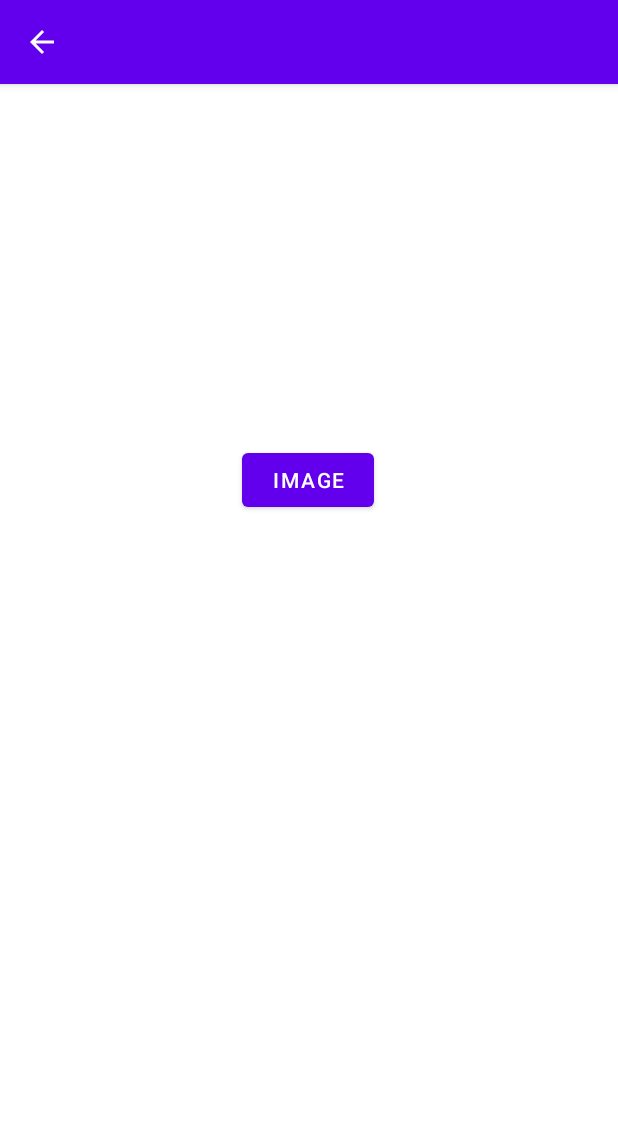
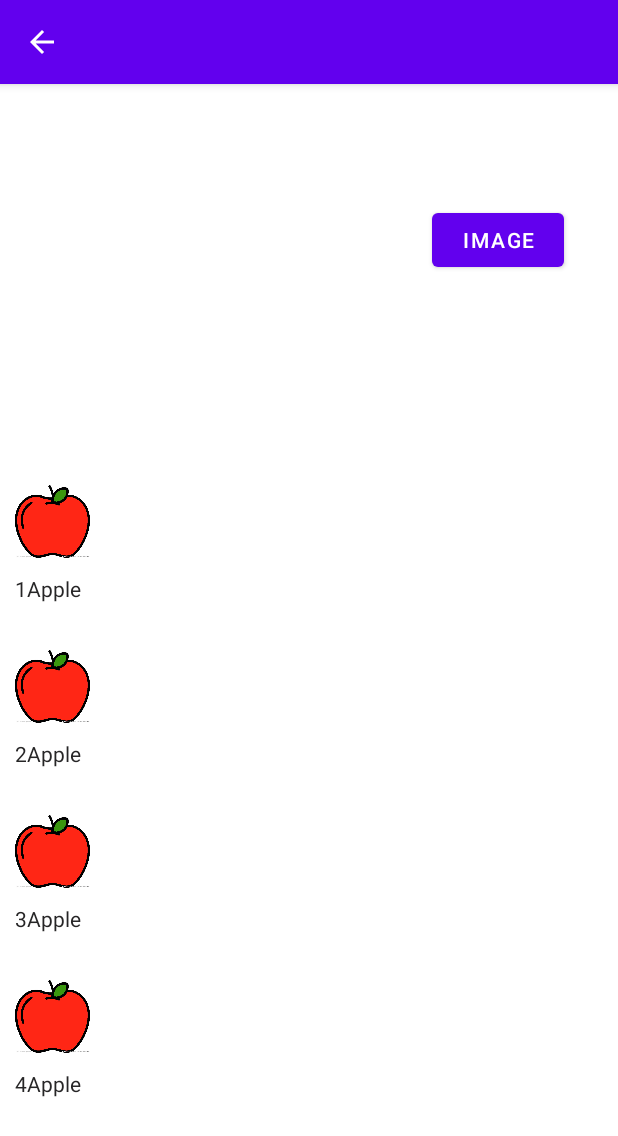
Before and after one commit to Kangqj/Android_Study, an Android app: the UIControlActivity screen opened directly, with no data from a screen before it, on a phone screen of 412 x 824 dp. Shown: the top 1136 px of the screen. Run offline under Robolectric (Android 15) with nearby library versions, the phone set to English and light mode, and no system bars; our stand-ins replace Picasso; pictures from the network do not load.

Commit message:
RecyclerView

```diff
--- a/app/build.gradle
+++ b/app/build.gradle
@@ -33,6 +33,7 @@ dependencies {
     implementation 'com.google.android.material:material:1.4.0'
     implementation 'androidx.constraintlayout:constraintlayout:2.1.2'
     implementation 'com.squareup.picasso:picasso:2.4.0'
+    implementation 'com.android.support:recyclerview-v7:27.1.1'
     testImplementation 'junit:junit:4.+'
     androidTestImplementation 'androidx.test.ext:junit:1.1.3'
     androidTestImplementation 'androidx.test.espresso:espresso-core:3.4.0'
--- /dev/null
+++ b/app/src/main/java/Adapter/Fruit.java
@@ -0,0 +1,19 @@
+package Adapter;
+
+public class Fruit {
+    private String name;
+    private int imageId;
+
+    public  Fruit(String name, int imageId){
+        this.name = name;
+        this.imageId = imageId;
+    }
+
+    public String getName() {
+        return name;
+    }
+
+    public int getImageId() {
+        return imageId;
+    }
+}
--- /dev/null
+++ b/app/src/main/java/Adapter/TestRecyclerAdapter.java
@@ -0,0 +1,54 @@
+package Adapter;
+
+import android.view.LayoutInflater;
+import android.view.View;
+import android.view.ViewGroup;
+import android.widget.ImageView;
+import android.widget.TextView;
+
+import androidx.recyclerview.widget.RecyclerView;
+
+import com.example.helloword.R;
+
+import org.w3c.dom.Text;
+
+import java.util.List;
+
+public class TestRecyclerAdapter extends RecyclerView.Adapter <TestRecyclerAdapter.ViewHolder> {
+
+    private List<Fruit> mFruitList;
+    static class ViewHolder extends RecyclerView.ViewHolder {
+        ImageView fruitImage;
+        TextView fruitName;
+
+        public ViewHolder (View view)
+        {
+            super(view);
+            fruitImage = (ImageView) view.findViewById(R.id.fruit_image);
+            fruitName = (TextView) view.findViewById(R.id.fruitname);
+        }
+    }
+
+    public TestRecyclerAdapter(List <Fruit> fruitList) {
+        mFruitList = fruitList;
+    }
+
+    @Override
+    public ViewHolder onCreateViewHolder(ViewGroup parent, int viewType) {
+        View view = LayoutInflater.from(parent.getContext()).inflate(R.layout.fruit_item, parent, false);
+        ViewHolder holder = new ViewHolder(view);
+        return holder;
+    }
+
+    @Override
+    public void onBindViewHolder(ViewHolder holder, int position) {
+        Fruit fruit = mFruitList.get(position);
+        holder.fruitName.setText(fruit.getName());
+        holder.fruitImage.setImageResource(fruit.getImageId());
+    }
+
+    @Override
+    public int getItemCount() {
+        return mFruitList.size();
+    }
+}
--- a/app/src/main/java/com/example/helloword/MainActivity.java
+++ b/app/src/main/java/com/example/helloword/MainActivity.java
@@ -58,6 +58,7 @@ public class MainActivity extends AppCompatActivity {
         nameList.add("BroadCast");
         nameList.add("contentProvider");
         nameList.add("UIControl");
+        nameList.add("Fragment");
 
         //加载自定义数据
         ArrayList<Map<String, Object>> list = new ArrayList<Map<String, Object>>();
--- a/app/src/main/java/com/example/helloword/UIControlActivity.java
+++ b/app/src/main/java/com/example/helloword/UIControlActivity.java
@@ -1,19 +1,28 @@
 package com.example.helloword;
 
-import androidx.appcompat.app.ActionBar;
 import androidx.appcompat.app.AppCompatActivity;
+import androidx.recyclerview.widget.LinearLayoutManager;
+import androidx.recyclerview.widget.OrientationHelper;
+import androidx.recyclerview.widget.RecyclerView;
 
 import android.content.Intent;
 import android.os.Bundle;
-import android.view.Menu;
 import android.view.View;
 import android.widget.ImageView;
 
 import com.squareup.picasso.Picasso;
 
+import java.util.ArrayList;
+import java.util.List;
+
+import Adapter.Fruit;
+import Adapter.TestRecyclerAdapter;
+
 public class UIControlActivity extends AppCompatActivity {
 
     private static final String LARGE_BASE_URL = "https://storage.googleapis.com/androiddevelopers/sample_data/activity_transition/large/flying_in_the_light.jpg";
+
+    private List<Fruit> fruitList = new ArrayList<>();
 
     @Override
     protected void onCreate(Bundle savedInstanceState) {
@@ -23,6 +32,29 @@ public class UIControlActivity extends AppCompatActivity {
         Intent intent = getIntent();
         String message = intent.getStringExtra(MainActivity.EXTRA_MESSAGE);
         setTitle(message);
+
+        initFruits();
+        //RecyclerView
+        RecyclerView recyclerView = (RecyclerView) this.findViewById(R.id.recyclerView_one);
+        //设置固定大小
+        recyclerView.setHasFixedSize(true);
+        //创建线性布局
+        LinearLayoutManager layoutManager = new LinearLayoutManager(this);
+        //垂直方向
+        layoutManager.setOrientation(OrientationHelper.VERTICAL);
+        //给RecyclerView设置布局管理器
+        recyclerView.setLayoutManager(layoutManager);
+        //加载数据
+        TestRecyclerAdapter adapter = new TestRecyclerAdapter(fruitList);
+        recyclerView.setAdapter(adapter);
+    }
+
+    private void initFruits() {
+        for (int i=0; i < 10; i++) {
+            int index = i+1;
+            Fruit fruit = new Fruit(index + "Apple", R.drawable.apple);
+            fruitList.add(fruit);
+        }
     }
 
     public void loadImage(View view) {
--- a/app/src/main/res/layout/activity_another.xml
+++ b/app/src/main/res/layout/activity_another.xml
@@ -6,4 +6,9 @@
     android:layout_height="match_parent"
     tools:context=".anotherActivity">
 
+    <androidx.recyclerview.widget.RecyclerView
+        android:layout_width="409dp"
+        android:layout_height="729dp"
+        tools:layout_editor_absoluteX="1dp"
+        tools:layout_editor_absoluteY="1dp" />
 </androidx.constraintlayout.widget.ConstraintLayout>
--- a/app/src/main/res/layout/activity_uicontrol.xml
+++ b/app/src/main/res/layout/activity_uicontrol.xml
@@ -10,8 +10,9 @@
         android:id="@+id/imageView2"
         android:layout_width="254dp"
         android:layout_height="180dp"
+        android:layout_marginTop="4dp"
         app:layout_constraintEnd_toEndOf="parent"
-        app:layout_constraintHorizontal_bias="0.496"
+        app:layout_constraintHorizontal_bias="0.025"
         app:layout_constraintStart_toStartOf="parent"
         app:layout_constraintTop_toTopOf="parent"
         tools:srcCompat="@tools:sample/avatars" />
@@ -20,11 +21,24 @@
         android:id="@+id/button3"
         android:layout_width="wrap_content"
         android:layout_height="wrap_content"
-        android:layout_marginTop="60dp"
+        android:layout_marginStart="283dp"
+        android:layout_marginTop="80dp"
+        android:layout_marginEnd="36dp"
         android:onClick="loadImage"
         android:text="Image"
         app:layout_constraintEnd_toEndOf="parent"
-        app:layout_constraintHorizontal_bias="0.498"
+        app:layout_constraintHorizontal_bias="0.956"
+        app:layout_constraintStart_toEndOf="@+id/imageView2"
+        app:layout_constraintStart_toStartOf="@+id/imageView2"
+        app:layout_constraintTop_toTopOf="parent" />
+
+    <androidx.recyclerview.widget.RecyclerView
+        android:id="@+id/recyclerView_one"
+        android:layout_width="match_parent"
+        android:layout_height="419dp"
+        app:layout_constraintBottom_toBottomOf="parent"
+        app:layout_constraintEnd_toEndOf="parent"
         app:layout_constraintStart_toStartOf="parent"
         app:layout_constraintTop_toBottomOf="@+id/imageView2" />
+
 </androidx.constraintlayout.widget.ConstraintLayout>
--- /dev/null
+++ b/app/src/main/res/layout/fruit_item.xml
@@ -0,0 +1,29 @@
+<?xml version="1.0" encoding="utf-8"?>
+<LinearLayout xmlns:android="http://schemas.android.com/apk/res/android"
+    android:layout_width="match_parent"
+    android:layout_height="110dp"
+    android:orientation="vertical">
+
+    <ImageView
+        android:layout_width="50dp"
+        android:layout_height="50dp"
+        android:id="@+id/fruit_image"
+        android:layout_marginLeft="10dp"/>
+
+    <TextView
+        android:layout_width="50dp"
+        android:layout_height="50dp"
+        android:id="@+id/fruitname"
+        android:layout_marginLeft="10dp"
+        android:layout_marginTop="10dp"
+        android:textColor="#262526"/>
+
+    <View
+        android:id="@+id/view"
+        android:layout_width="match_parent"
+        android:layout_height="1dp"
+        android:background="@color/black"
+        android:layout_marginLeft="1dp"
+        android:layout_marginBottom="1dp" />
+
+</LinearLayout>
```
Also changed, not shown: app/src/main/res/drawable/apple.jpeg (added).
